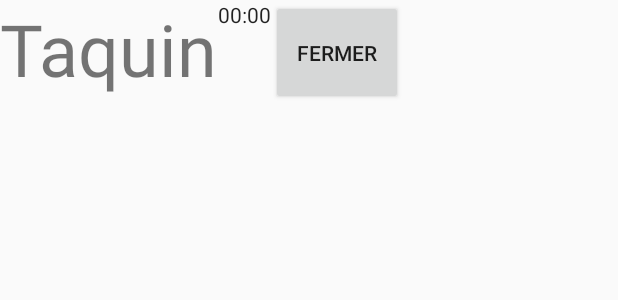
After one commit to SamirToularhmine/TaquinGLES, an Android app: the layout activity_jeu.xml on its own in the app's theme, with its tools: preview values and no code run, on a phone screen of 412 x 824 dp. The commit adds this screen. Shown: the top 300 px of the screen. Run offline under Robolectric (Android 15) with nearby library versions, the phone set to English and light mode, and no system bars.

Commit message:
Ajout header dans l'activite opengl + bouton pour fermer + chrono

```diff
--- a/app/src/main/java/fr/univ/taquingles/OpenGLES20Activity.java
+++ b/app/src/main/java/fr/univ/taquingles/OpenGLES20Activity.java
@@ -9,6 +9,9 @@ import android.app.Activity;
 import android.opengl.GLSurfaceView;
 import android.view.Window;
 import android.view.WindowManager;
+import android.widget.Button;
+import android.widget.Chronometer;
+import android.widget.FrameLayout;
 
 import fr.univ.taquingles.taquin.Taquin;
 
@@ -26,19 +29,30 @@ public class OpenGLES20Activity extends Activity {
     public void onCreate(Bundle savedInstanceState) {
         super.onCreate(savedInstanceState);
 
+        /* Définition de View pour cette activité */
+        setContentView(R.layout.activity_jeu);
+
         /* Création de View et association à Activity
            MyGLSurfaceView : classe à implémenter et en particulier la partie renderer */
 
         /* Pour le plein écran */
-        requestWindowFeature(Window.FEATURE_NO_TITLE);
-        getWindow().setFlags(
-                WindowManager.LayoutParams.FLAG_FULLSCREEN,
-                WindowManager.LayoutParams.FLAG_FULLSCREEN);
+        //requestWindowFeature(Window.FEATURE_NO_TITLE);
+        //getWindow().setFlags(
+                //WindowManager.LayoutParams.FLAG_FULLSCREEN,
+                //WindowManager.LayoutParams.FLAG_FULLSCREEN);
 
         int taille = getIntent().getIntExtra("taille", 3);
-        mGLView = new MyGLSurfaceView(this, taille);
+        this.mGLView = new MyGLSurfaceView(this, taille);
 
-        /* Définition de View pour cette activité */
-        setContentView(mGLView);
+        FrameLayout f = findViewById(R.id.gl_frame);
+        f.addView(this.mGLView);
+
+        Chronometer chronometer = findViewById(R.id.chrono);
+        chronometer.start();
+
+        Button closeButton = findViewById(R.id.close);
+        closeButton.setOnClickListener(l -> {
+            finish();
+        });
     }
 }
--- /dev/null
+++ b/app/src/main/res/layout/activity_jeu.xml
@@ -0,0 +1,42 @@
+<?xml version="1.0" encoding="utf-8"?>
+<LinearLayout xmlns:android="http://schemas.android.com/apk/res/android"
+    xmlns:tools="http://schemas.android.com/tools"
+    android:layout_width="match_parent"
+    android:layout_height="match_parent"
+    xmlns:app="http://schemas.android.com/apk/res-auto"
+    tools:context=".OpenGLES20Activity"
+    android:orientation="vertical">
+
+    <AbsoluteLayout
+        android:layout_width="match_parent"
+        android:layout_height="wrap_content"
+        android:orientation="vertical"
+        android:visibility="visible">
+        <LinearLayout
+            android:layout_width="match_parent"
+            android:layout_height="wrap_content"
+            android:orientation="horizontal"
+            android:id="@+id/header">
+            <TextView
+                android:layout_width="wrap_content"
+                android:layout_height="match_parent"
+                android:textSize="@android:dimen/app_icon_size"
+                android:text="Taquin"/>
+            <Chronometer
+                android:id="@+id/chrono"
+                android:layout_width="wrap_content"
+                android:layout_height="match_parent"
+                android:text="20:00" />
+            <Button
+                android:id="@+id/close"
+                android:layout_width="wrap_content"
+                android:layout_height="match_parent"
+                android:text="Fermer"/>
+        </LinearLayout>
+    </AbsoluteLayout>
+
+    <FrameLayout
+        android:layout_width="match_parent"
+        android:layout_height="match_parent"
+        android:id="@+id/gl_frame" />
+</LinearLayout>
```
